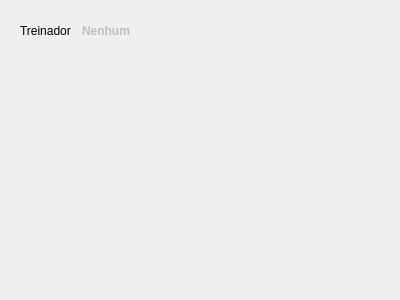
Above: Interface/InterfaceFAMA/dados.ui from cristianommsilva/machine-learning-ip-ime before the change. Below: the same form after it.
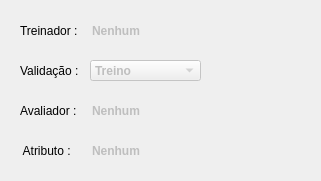
That is the form after the change.

Patch:
```diff
--- a/Interface/InterfaceFAMA/dados.ui
+++ b/Interface/InterfaceFAMA/dados.ui
@@ -6,8 +6,8 @@
    <rect>
     <x>0</x>
     <y>0</y>
-    <width>400</width>
-    <height>300</height>
+    <width>321</width>
+    <height>181</height>
    </rect>
   </property>
   <property name="windowTitle">
@@ -18,12 +18,17 @@
     <rect>
      <x>20</x>
      <y>20</y>
-     <width>51</width>
+     <width>61</width>
      <height>21</height>
     </rect>
    </property>
+   <property name="font">
+    <font>
+     <pointsize>9</pointsize>
+    </font>
+   </property>
    <property name="text">
-    <string>Treinador:</string>
+    <string>Treinador :</string>
    </property>
   </widget>
   <widget class="QLineEdit" name="lineEdit_treinador">
@@ -32,9 +37,164 @@
    </property>
    <property name="geometry">
     <rect>
-     <x>80</x>
+     <x>90</x>
      <y>20</y>
-     <width>311</width>
+     <width>221</width>
+     <height>21</height>
+    </rect>
+   </property>
+   <property name="font">
+    <font>
+     <family>Arial</family>
+     <pointsize>9</pointsize>
+     <weight>75</weight>
+     <bold>true</bold>
+    </font>
+   </property>
+   <property name="cursor">
+    <cursorShape>ArrowCursor</cursorShape>
+   </property>
+   <property name="text">
+    <string>Nenhum</string>
+   </property>
+   <property name="frame">
+    <bool>false</bool>
+   </property>
+  </widget>
+  <widget class="QLabel" name="label_validacao">
+   <property name="geometry">
+    <rect>
+     <x>20</x>
+     <y>60</y>
+     <width>61</width>
+     <height>21</height>
+    </rect>
+   </property>
+   <property name="font">
+    <font>
+     <pointsize>9</pointsize>
+    </font>
+   </property>
+   <property name="text">
+    <string>Validação :</string>
+   </property>
+  </widget>
+  <widget class="QComboBox" name="comboBox_validacao">
+   <property name="enabled">
+    <bool>false</bool>
+   </property>
+   <property name="geometry">
+    <rect>
+     <x>90</x>
+     <y>60</y>
+     <width>111</width>
+     <height>21</height>
+    </rect>
+   </property>
+   <property name="font">
+    <font>
+     <family>Arial</family>
+     <pointsize>9</pointsize>
+     <weight>75</weight>
+     <bold>true</bold>
+    </font>
+   </property>
+   <item>
+    <property name="text">
+     <string>Treino</string>
+    </property>
+   </item>
+   <item>
+    <property name="text">
+     <string>Teste</string>
+    </property>
+   </item>
+   <item>
+    <property name="text">
+     <string>Dobras</string>
+    </property>
+   </item>
+   <item>
+    <property name="text">
+     <string>Divisão</string>
+    </property>
+   </item>
+  </widget>
+  <widget class="QLabel" name="label_avaliador">
+   <property name="geometry">
+    <rect>
+     <x>20</x>
+     <y>100</y>
+     <width>61</width>
+     <height>21</height>
+    </rect>
+   </property>
+   <property name="font">
+    <font>
+     <pointsize>9</pointsize>
+    </font>
+   </property>
+   <property name="text">
+    <string>Avaliador :</string>
+   </property>
+  </widget>
+  <widget class="QLineEdit" name="lineEdit_avaliador">
+   <property name="enabled">
+    <bool>false</bool>
+   </property>
+   <property name="geometry">
+    <rect>
+     <x>90</x>
+     <y>100</y>
+     <width>221</width>
+     <height>21</height>
+    </rect>
+   </property>
+   <property name="font">
+    <font>
+     <family>Arial</family>
+     <pointsize>9</pointsize>
+     <weight>75</weight>
+     <bold>true</bold>
+    </font>
+   </property>
+   <property name="cursor">
+    <cursorShape>ArrowCursor</cursorShape>
+   </property>
+   <property name="text">
+    <string>Nenhum</string>
+   </property>
+   <property name="frame">
+    <bool>false</bool>
+   </property>
+  </widget>
+  <widget class="QLabel" name="label_atributo">
+   <property name="geometry">
+    <rect>
+     <x>20</x>
+     <y>140</y>
+     <width>61</width>
+     <height>21</height>
+    </rect>
+   </property>
+   <property name="font">
+    <font>
+     <pointsize>9</pointsize>
+    </font>
+   </property>
+   <property name="text">
+    <string> Atributo :</string>
+   </property>
+  </widget>
+  <widget class="QLineEdit" name="lineEdit_atributo">
+   <property name="enabled">
+    <bool>false</bool>
+   </property>
+   <property name="geometry">
+    <rect>
+     <x>90</x>
+     <y>140</y>
+     <width>221</width>
      <height>21</height>
     </rect>
    </property>
```
Left out of the diff: 2 changed lines with no effect on the pictures.
